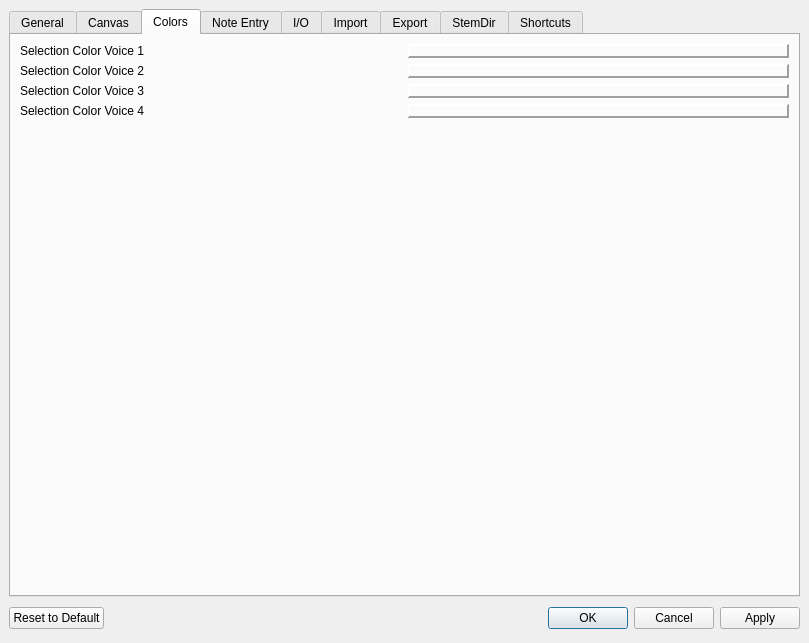
musescore/musescore-old, file mscore/mscore/prefsdialog.ui: the form before one commit.
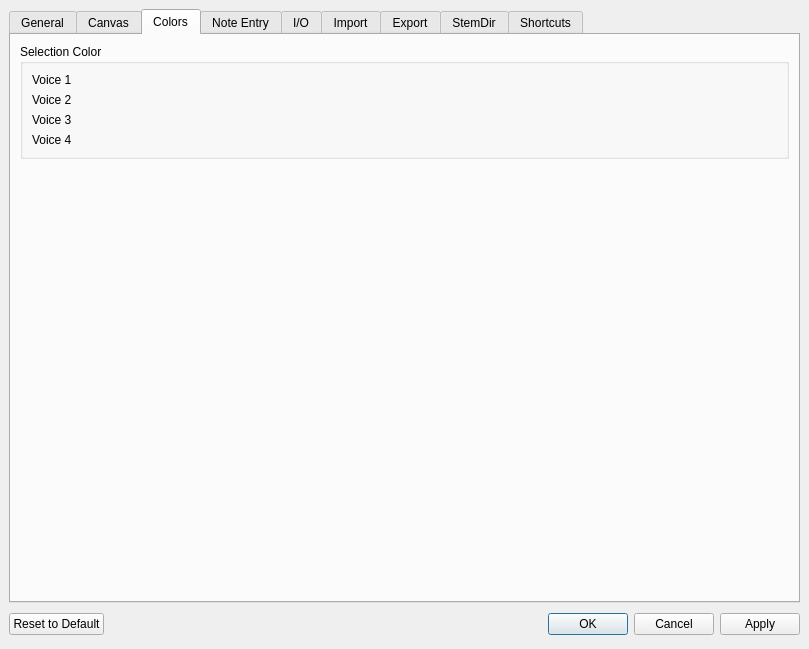
The form after the commit. The open tabs and pages were chosen to show the change. Icons and pictures are not drawn. Custom widgets are drawn as their Qt base class.

What changed in the file:
```diff
--- a/mscore/mscore/prefsdialog.ui
+++ b/mscore/mscore/prefsdialog.ui
@@ -6,7 +6,7 @@
     <x>0</x>
     <y>0</y>
     <width>809</width>
-    <height>643</height>
+    <height>649</height>
    </rect>
   </property>
   <property name="windowTitle" >
@@ -638,48 +638,8 @@
        <property name="spacing" >
         <number>6</number>
        </property>
-       <item row="3" column="0" >
-        <widget class="QLabel" name="label_5" >
-         <property name="text" >
-          <string>Selection Color Voice 4</string>
-         </property>
-         <property name="textFormat" >
-          <enum>Qt::PlainText</enum>
-         </property>
-        </widget>
-       </item>
        <item row="2" column="0" >
-        <widget class="QLabel" name="label_4" >
-         <property name="text" >
-          <string>Selection Color Voice 3</string>
-         </property>
-         <property name="textFormat" >
-          <enum>Qt::PlainText</enum>
-         </property>
-        </widget>
-       </item>
-       <item row="1" column="0" >
-        <widget class="QLabel" name="label_2" >
-         <property name="text" >
-          <string>Selection Color Voice 2</string>
-         </property>
-         <property name="textFormat" >
-          <enum>Qt::PlainText</enum>
-         </property>
-        </widget>
-       </item>
-       <item row="0" column="0" >
-        <widget class="QLabel" name="label" >
-         <property name="text" >
-          <string>Selection Color Voice 1</string>
-         </property>
-         <property name="textFormat" >
-          <enum>Qt::PlainText</enum>
-         </property>
-        </widget>
-       </item>
-       <item row="4" column="0" >
-        <spacer>
+        <spacer name="verticalSpacer" >
          <property name="orientation" >
           <enum>Qt::Vertical</enum>
          </property>
@@ -691,6 +651,30 @@
          </property>
         </spacer>
        </item>
+       <item row="0" column="0" >
+        <widget class="QGroupBox" name="groupBox_11" >
+         <property name="title" >
+          <string>Selection Color</string>
+         </property>
+         <property name="flat" >
+          <bool>true</bool>
+         </property>
+         <layout class="QGridLayout" name="gridLayout" >
+          <item row="0" column="0" >
+           <layout class="QFormLayout" name="formLayout" >
+            <property name="fieldGrowthPolicy" >
+             <enum>QFormLayout::AllNonFixedFieldsGrow</enum>
+            </property>
+            <item row="0" column="0" >
+             <widget class="QLabel" name="label" >
+              <property name="text" >
+               <string>Voice 1</string>
+              </property>
+              <property name="textFormat" >
+               <enum>Qt::PlainText</enum>
+              </property>
+             </widget>
+            </item>
        <item row="0" column="1" >
         <widget class="Awl::ColorLabel" name="selectColorLabel1" >
          <property name="frameShape" >
@@ -704,6 +688,16 @@
          </property>
         </widget>
        </item>
+            <item row="1" column="0" >
+             <widget class="QLabel" name="label_2" >
+              <property name="text" >
+               <string>Voice 2</string>
+              </property>
+              <property name="textFormat" >
+               <enum>Qt::PlainText</enum>
+              </property>
+             </widget>
+            </item>
        <item row="1" column="1" >
         <widget class="Awl::ColorLabel" name="selectColorLabel2" >
          <property name="frameShape" >
@@ -717,6 +711,16 @@
          </property>
         </widget>
        </item>
+            <item row="2" column="0" >
+             <widget class="QLabel" name="label_4" >
+              <property name="text" >
+               <string>Voice 3</string>
+              </property>
+              <property name="textFormat" >
+               <enum>Qt::PlainText</enum>
+              </property>
+             </widget>
+            </item>
        <item row="2" column="1" >
         <widget class="Awl::ColorLabel" name="selectColorLabel3" >
          <property name="frameShape" >
@@ -730,6 +734,16 @@
          </property>
         </widget>
        </item>
+            <item row="3" column="0" >
+             <widget class="QLabel" name="label_5" >
+              <property name="text" >
+               <string>Voice 4</string>
+              </property>
+              <property name="textFormat" >
+               <enum>Qt::PlainText</enum>
+              </property>
+             </widget>
+            </item>
        <item row="3" column="1" >
         <widget class="Awl::ColorLabel" name="selectColorLabel4" >
          <property name="frameShape" >
@@ -741,6 +755,24 @@
          <property name="lineWidth" >
           <number>2</number>
          </property>
+             </widget>
+            </item>
+           </layout>
+          </item>
+          <item row="0" column="1" >
+           <spacer name="horizontalSpacer" >
+            <property name="orientation" >
+             <enum>Qt::Horizontal</enum>
+            </property>
+            <property name="sizeHint" stdset="0" >
+             <size>
+              <width>40</width>
+              <height>20</height>
+             </size>
+            </property>
+           </spacer>
+          </item>
+         </layout>
         </widget>
        </item>
       </layout>
```
Lines whose indentation alone changed are shown as unchanged.
